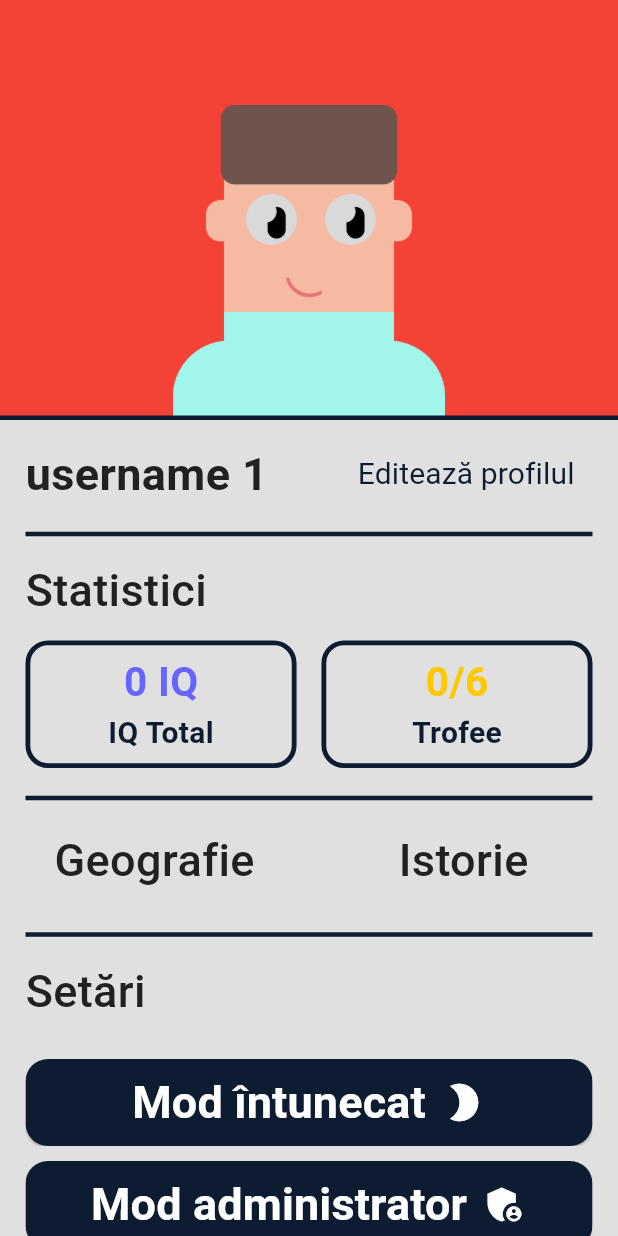
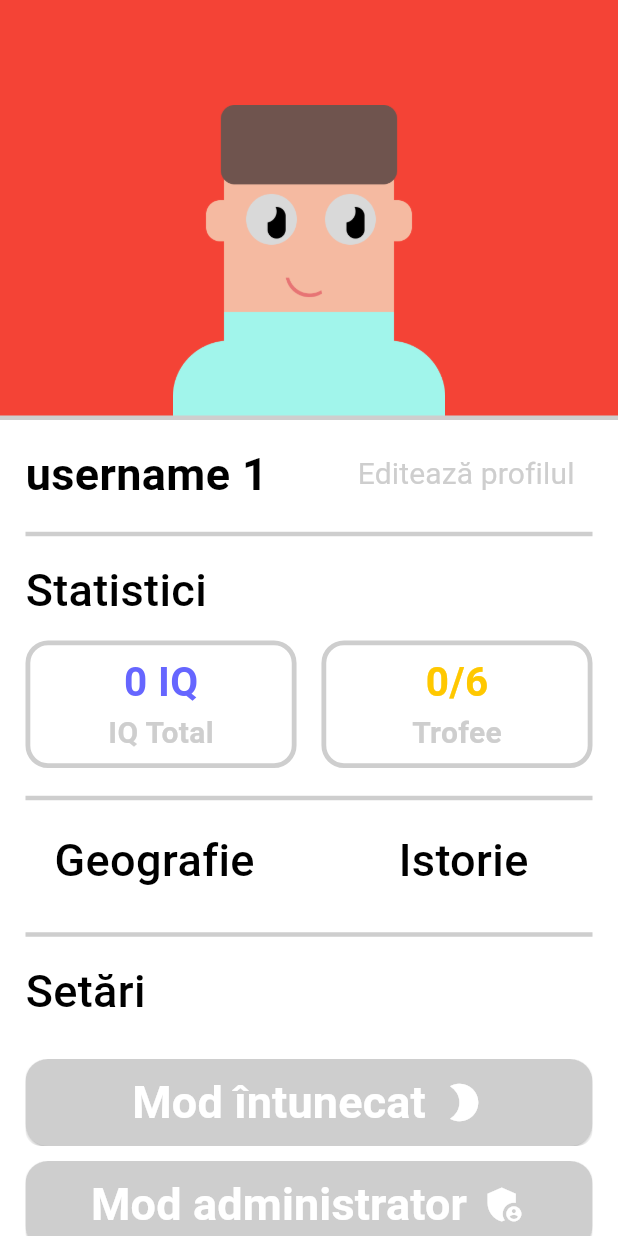
Before and after one commit to AlexPop576/patrocle_repository, a Flutter app: the Profile screen opened directly, after a tap on "Mod luminos", on a phone screen of 412 x 824 dp. Run offline on Flutter 3.47's test engine with Material 3 defaults, Android fonts, the light colour scheme and no system bars; our stand-ins replace google_nav_bar, lottie, page_transition, sqflite, sqflite_common_ffi; accounts and stored records are empty.

Commit message:
Remember chosed theme

```diff
--- a/lib/Theme/theme.dart
+++ b/lib/Theme/theme.dart
@@ -3,10 +3,10 @@ import 'package:flutter/material.dart';
 ThemeData lightMode = ThemeData(
     brightness: Brightness.light,
     colorScheme: const ColorScheme.light(
-      background: Color.fromARGB(255, 224, 224, 224),
-      primary: Color.fromARGB(255, 14, 28, 50),
-      secondary: Color.fromARGB(255, 102, 102, 255),
-      tertiary: Color.fromARGB(255, 33, 33, 33),
+      background: Color.fromARGB(255, 255, 255, 255),
+      primary: Color.fromARGB(255, 206, 206, 206),
+      secondary: Color.fromARGB(255, 102, 166, 255),
+      tertiary: Color.fromARGB(255, 0, 0, 0),
     ));
 
 ThemeData darkMode = ThemeData(
--- a/lib/main.dart
+++ b/lib/main.dart
@@ -17,26 +17,26 @@ void main() async {
     databaseFactory = databaseFactoryFfi;
   }
 
-  // Initialize the database
-  //await DatabaseHelper.instance._initDatabase();
+  // Initialize the theme provider and load the theme
+  ThemeProvider themeProvider = ThemeProvider();
+  await themeProvider.loadTheme();
 
-  runApp(ChangeNotifierProvider(create: (context) => ThemeProvider(),
-  child: const MyApp(),
-  ));
+  runApp(
+    ChangeNotifierProvider(
+      create: (context) => themeProvider,
+      child: MyApp(),
+    ),
+  );
 }
 
 class MyApp extends StatelessWidget {
-  const MyApp({super.key});
-
   @override
   Widget build(BuildContext context) {
-    SystemChrome.setPreferredOrientations([
-    DeviceOrientation.portraitUp,
-    ]);
+    final themeProvider = Provider.of<ThemeProvider>(context);
     return MaterialApp(
       debugShowCheckedModeBanner: false,
       home: const Homepage(),
-      theme: Provider.of<ThemeProvider>(context).themeData,
+      theme: themeProvider.themeData,
     );
   }
 }
```
Also changed, not shown: lib/Quizpage/testpage1.dart (+8 -8 lines), lib/Quizpage/testpage2.dart (+8 -8 lines), lib/Theme/theme_provider.dart (+21 -8 lines), 1 other file.
